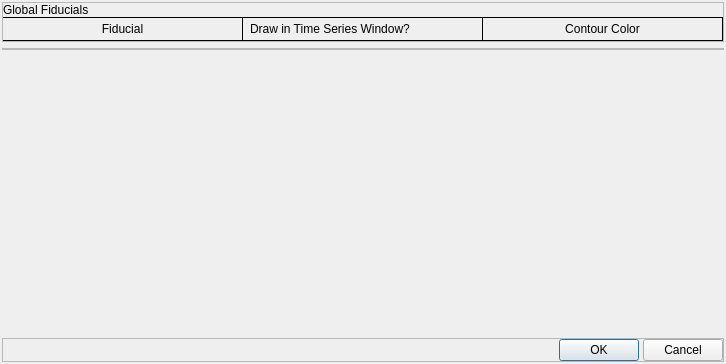
This is client/forms/FidDialog.ui in SCIInstitute/map3d as Qt 5 draws it before an edit. The edited form follows.
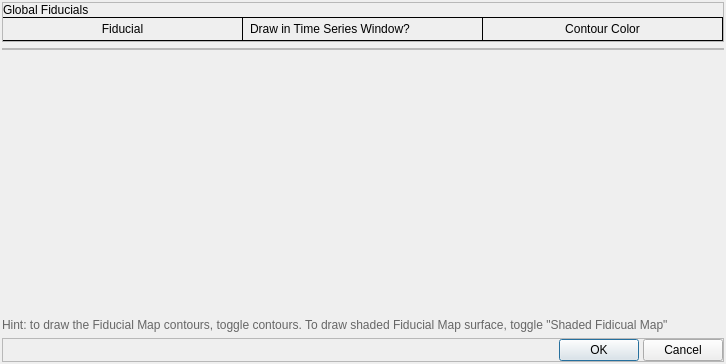
This is the edited form.

Commit message: Add some hints - one to the FidDialog about what to do when you don't see your fidmap show up, and that the new menu option is tied to the p key

```diff
--- a/client/forms/FidDialog.ui
+++ b/client/forms/FidDialog.ui
@@ -58,7 +58,7 @@
         <x>0</x>
         <y>0</y>
         <width>722</width>
-        <height>329</height>
+        <height>310</height>
        </rect>
       </property>
       <layout class="QVBoxLayout" name="verticalLayout_2">
@@ -191,6 +191,16 @@
      </widget>
     </widget>
    </item>
+   <item>
+    <widget class="QLabel" name="hintLabel">
+     <property name="styleSheet">
+      <string notr="true">#hintLabel { color: #666; }</string>
+     </property>
+     <property name="text">
+      <string>Hint: to draw the Fiducial Map contours, toggle contours. To draw shaded Fiducial Map surface, toggle &quot;Shaded Fidicual Map&quot;</string>
+     </property>
+    </widget>
+   </item>
    <item>
     <widget class="QFrame" name="buttonFrame">
      <property name="frameShape">
```
The commit also changes 1 other file.
